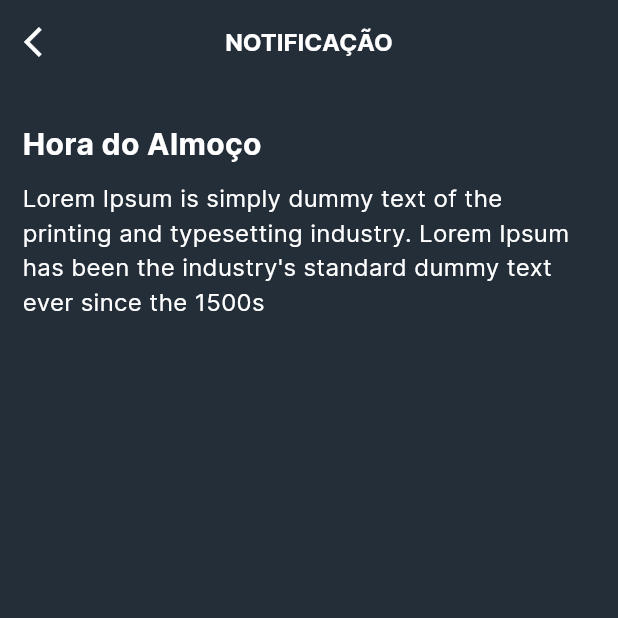
After one commit to unlockway/unlockwayui, a Flutter app: the NotifyPage screen opened directly, after a tap on an icon or button, on a phone screen of 412 x 824 dp, the top half of it. The commit adds this screen. Run offline on Flutter 3.47's test engine with Material 2 defaults, Android fonts, the phone set to English and light mode, and no system bars; our stand-ins replace flutter_svg, percent_indicator; network calls fail; project files that could hold a hidden picture were left out.

Commit message:
Botão "+" adicionado,atualizações nas notificações

```diff
--- a/lib/data/notify.dart
+++ b/lib/data/notify.dart
@@ -2,21 +2,25 @@ import 'package:unlockway/models/notify.dart';
 
 const notify = [
   NotifyModel(
+    "Hora do Almoço",
     "Meal.svg",
     "Lorem Ipsum is simply dummy text of the printing and typesetting industry. Lorem Ipsum has been the industry's standard dummy text ever since the 1500s",
     "31/08/23",
   ),
   NotifyModel(
+    "Hora do Almoço",
     "Meal.svg",
     "Lorem Ipsum is simply dummy text of the printing and typesetting industry. Lorem Ipsum has been the industry's standard dummy text ever since the 1500s",
     "31/08/23",
   ),
   NotifyModel(
+    "Hora do Almoço",
     "Meal.svg",
     "Lorem Ipsum is simply dummy text of the printing and typesetting industry. Lorem Ipsum has been the industry's standard dummy text ever since the 1500s",
     "31/08/23",
   ),
   NotifyModel(
+    "Hora do Almoço",
     "Meal.svg",
     "Lorem Ipsum is simply dummy text of the printing and typesetting industry. Lorem Ipsum has been the industry's standard dummy text ever since the 1500s",
     "31/08/23",
--- /dev/null
+++ b/lib/screens/cellphone/components/notifydetails.dart
@@ -0,0 +1,88 @@
+import 'package:flutter/material.dart';
+import 'package:unlockway/constants.dart';
+import 'package:unlockway/screens/cellphone/pages/notifypage.dart';
+
+class NotifyDetails extends StatelessWidget {
+  const NotifyDetails({super.key, required this.text, required this.title});
+
+  final String text;
+  final String title;
+
+  @override
+  Widget build(BuildContext context) {
+    return Scaffold(
+      backgroundColor: Color(darkBgdark),
+      appBar: AppBar(
+        leading: IconButton(
+          onPressed: () {
+            Navigator.of(context).push(
+              _createRoute(),
+            );
+          },
+          icon: const Icon(Icons.arrow_back_ios),
+          color: Colors.white,
+        ),
+        backgroundColor: Color(darkBgdark),
+        title: const Text(
+          "NOTIFICAÇÃO",
+          style: TextStyle(
+              color: Colors.white,
+              fontFamily: "Inter",
+              fontSize: 16,
+              fontWeight: FontWeight.bold),
+        ),
+        centerTitle: true,
+      ),
+      body: Container(
+        margin: const EdgeInsets.all(15),
+        child: Column(
+          children: [
+            SizedBox(
+              height: 50,
+              width: double.infinity,
+              child: Align(
+                alignment: Alignment.centerLeft,
+                child: Text(
+                  title,
+                  style: const TextStyle(
+                      color: Colors.white,
+                      fontFamily: "Inter",
+                      fontWeight: FontWeight.bold,
+                      fontSize: 20),
+                ),
+              ),
+            ),
+            Flexible(
+              child: Text(
+                text,
+                style: const TextStyle(
+                    color: Colors.white, fontFamily: "Inter", fontSize: 16),
+              ),
+            ),
+          ],
+        ),
+      ),
+    );
+  }
+}
+
+Route _createRoute() {
+  return PageRouteBuilder(
+    pageBuilder: (context, animation, secondaryAnimation) => const NotifyPage(),
+    transitionsBuilder: (context, animation, secondaryAnimation, child) {
+      const begin = Offset(
+        -1.0,
+        0.0,
+      );
+      const end = Offset.zero;
+      const curve = Curves.ease;
+
+      var tween = Tween(begin: begin, end: end).chain(CurveTween(curve: curve));
+
+      return SlideTransition(
+        position: animation.drive(tween),
+        child: child,
+      );
+    },
+  );
+}
--- a/lib/screens/cellphone/pages/meals.dart
+++ b/lib/screens/cellphone/pages/meals.dart
@@ -5,6 +5,7 @@ import 'package:unlockway/screens/cellphone/components/bottom_navigator.dart';
 import 'package:unlockway/screens/cellphone/components/buttons.dart';
 import 'package:unlockway/screens/cellphone/components/cards/card.dart';
 import 'package:unlockway/screens/cellphone/components/generic_form.dart';
+import 'package:unlockway/screens/cellphone/components/button_new.dart';
 
 class Meals extends StatefulWidget {
   const Meals({super.key});
@@ -89,6 +90,8 @@ class _MealsState extends State<Meals> {
   @override
   Widget build(BuildContext context) {
     return Scaffold(
+      floatingActionButton: NewBTN(),
+      floatingActionButtonLocation: FloatingActionButtonLocation.miniEndFloat,
       backgroundColor: Color(darkBgdark),
       bottomNavigationBar: const UBottomNavigator("Meal"),
       appBar: PreferredSize(
--- a/lib/screens/cellphone/pages/notifypage.dart
+++ b/lib/screens/cellphone/pages/notifypage.dart
@@ -1,6 +1,7 @@
 import 'package:flutter/material.dart';
 import 'package:unlockway/constants.dart';
 import 'package:unlockway/screens/cellphone/components/cards/notify_card.dart';
+import 'package:unlockway/screens/cellphone/components/notifydetails.dart';
 import 'package:unlockway/screens/cellphone/pages/home.dart';
 import 'package:unlockway/data/notify.dart';
 
@@ -30,16 +31,16 @@ class _NotifyPageState extends State<NotifyPage> {
         title: const Text(
           "NOTIFICAÇÕES(6)",
           style: TextStyle(
-            color: Colors.white,
-            fontFamily: "Inter",
-            fontSize: 16,
-          ),
+              color: Colors.white,
+              fontFamily: "Inter",
+              fontSize: 16,
+              fontWeight: FontWeight.bold),
         ),
         centerTitle: true,
       ),
       body: Column(
         children: [
-          Container(
+          SizedBox(
             height: 50,
             width: double.infinity,
             child: Align(
@@ -63,9 +64,15 @@ class _NotifyPageState extends State<NotifyPage> {
               itemBuilder: (context, index) {
                 for (var index in notify) {
                   return NotifyCard(
-                      icon: index.icon,
-                      description: index.description,
-                      date: index.date);
+                    icon: index.icon,
+                    description: index.description,
+                    date: index.date,
+                    func: () {
+                      Navigator.of(context).push(
+                        _createRouteTwo(index.description, index.title),
+                      );
+                    },
+                  );
                 }
               },
             ),
@@ -96,3 +103,25 @@ Route _createRoute() {
     },
   );
 }
+
+Route _createRouteTwo(String text, String title) {
+  return PageRouteBuilder(
+    pageBuilder: (context, animation, secondaryAnimation) =>
+        NotifyDetails(text: text, title: title),
+    transitionsBuilder: (context, animation, secondaryAnimation, child) {
+      const begin = Offset(
+        1.0,
+        0.0,
+      );
+      const end = Offset.zero;
+      const curve = Curves.ease;
+
+      var tween = Tween(begin: begin, end: end).chain(CurveTween(curve: curve));
+
+      return SlideTransition(
+        position: animation.drive(tween),
+        child: child,
+      );
+    },
+  );
+}
```
Also changed, not shown: lib/models/notify.dart (+2 -5 lines), lib/screens/cellphone/components/button_new.dart (+12 -2 lines), lib/screens/cellphone/components/cards/notify_card.dart (+6 -1 lines), assets/icon/food.svg (added), pubspec.lock.
